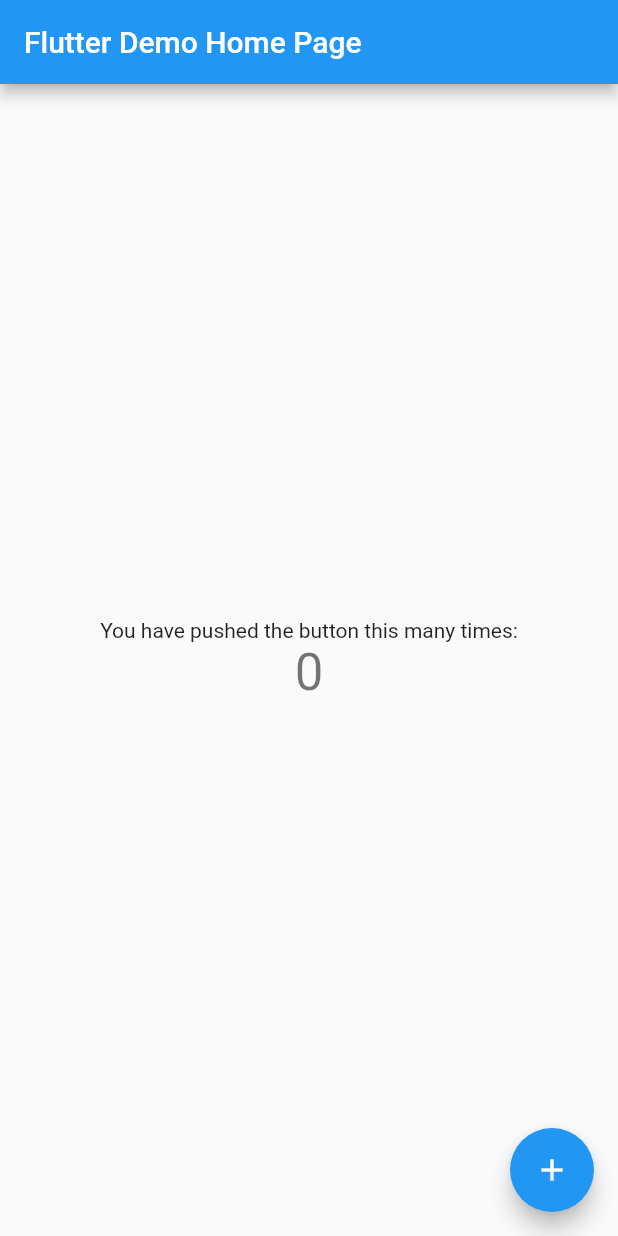
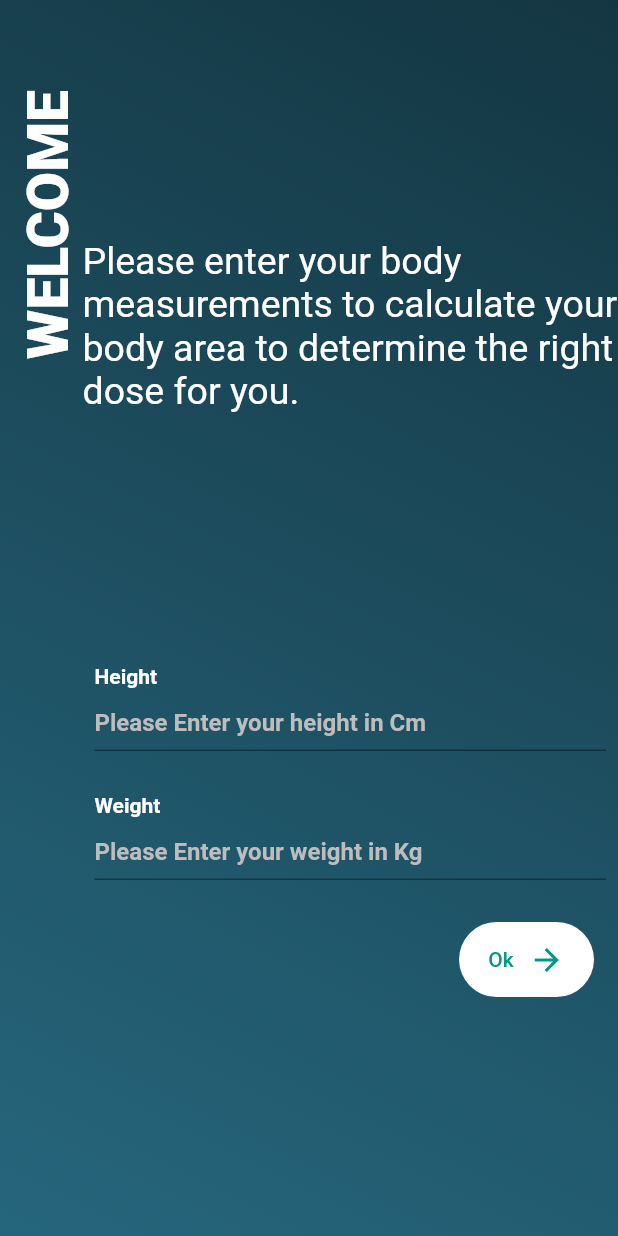
Before and after one commit to mahmoudelruby/dose_treatment_cancer, a Flutter app: the screen it shows after launch, on a phone screen of 412 x 824 dp. Run offline on Flutter 3.47's test engine with Material 2 defaults, Android fonts, the phone set to English and light mode, and no system bars; our stand-ins replace bloc, flutter_bloc.

Commit message:
home page added

```diff
--- a/lib/main.dart
+++ b/lib/main.dart
@@ -1,115 +1,26 @@
+import 'package:bloc/bloc.dart';
+import 'package:dose_treatment_cancer/modules/home_page/cubit/cubit.dart';
+import 'package:dose_treatment_cancer/shared/cubit/bloc_observer.dart';
 import 'package:flutter/material.dart';
+import 'package:flutter_bloc/flutter_bloc.dart';
+import 'modules/home_page/home_page.dart';
 
 void main() {
+  Bloc.observer = MyBlocObserver();
   runApp(const MyApp());
 }
 
 class MyApp extends StatelessWidget {
   const MyApp({Key? key}) : super(key: key);
 
-  // This widget is the root of your application.
   @override
   Widget build(BuildContext context) {
-    return MaterialApp(
-      title: 'Flutter Demo',
-      theme: ThemeData(
-        // This is the theme of your application.
-        //
-        // Try running your application with "flutter run". You'll see the
-        // application has a blue toolbar. Then, without quitting the app, try
-        // changing the primarySwatch below to Colors.green and then invoke
-        // "hot reload" (press "r" in the console where you ran "flutter run",
-        // or simply save your changes to "hot reload" in a Flutter IDE).
-        // Notice that the counter didn't reset back to zero; the application
-        // is not restarted.
-        primarySwatch: Colors.blue,
-      ),
-      home: const MyHomePage(title: 'Flutter Demo Home Page'),
+    return BlocProvider(create: (context) => HomeCubit() ,
+    child:  MaterialApp(
+      title: 'Cancer Treatment Dose',
+      debugShowCheckedModeBanner: false,
+      home: HomePage(),
+    ),
     );
   }
 }
-
-class MyHomePage extends StatefulWidget {
-  const MyHomePage({Key? key, required this.title}) : super(key: key);
-
-  // This widget is the home page of your application. It is stateful, meaning
-  // that it has a State object (defined below) that contains fields that affect
-  // how it looks.
-
-  // This class is the configuration for the state. It holds the values (in this
-  // case the title) provided by the parent (in this case the App widget) and
-  // used by the build method of the State. Fields in a Widget subclass are
-  // always marked "final".
-
-  final String title;
-
-  @override
-  State<MyHomePage> createState() => _MyHomePageState();
-}
-
-class _MyHomePageState extends State<MyHomePage> {
-  int _counter = 0;
-
-  void _incrementCounter() {
-    setState(() {
-      // This call to setState tells the Flutter framework that something has
-      // changed in this State, which causes it to rerun the build method below
-      // so that the display can reflect the updated values. If we changed
-      // _counter without calling setState(), then the build method would not be
-      // called again, and so nothing would appear to happen.
-      _counter++;
-    });
-  }
-
-  @override
-  Widget build(BuildContext context) {
-    // This method is rerun every time setState is called, for instance as done
-    // by the _incrementCounter method above.
-    //
-    // The Flutter framework has been optimized to make rerunning build methods
-    // fast, so that you can just rebuild anything that needs updating rather
-    // than having to individually change instances of widgets.
-    return Scaffold(
-      appBar: AppBar(
-        // Here we take the value from the MyHomePage object that was created by
-        // the App.build method, and use it to set our appbar title.
-        title: Text(widget.title),
-      ),
-      body: Center(
-        // Center is a layout widget. It takes a single child and positions it
-        // in the middle of the parent.
-        child: Column(
-          // Column is also a layout widget. It takes a list of children and
-          // arranges them vertically. By default, it sizes itself to fit its
-          // children horizontally, and tries to be as tall as its parent.
-          //
-          // Invoke "debug painting" (press "p" in the console, choose the
-          // "Toggle Debug Paint" action from the Flutter Inspector in Android
-          // Studio, or the "Toggle Debug Paint" command in Visual Studio Code)
-          // to see the wireframe for each widget.
-          //
-          // Column has various properties to control how it sizes itself and
-          // how it positions its children. Here we use mainAxisAlignment to
-          // center the children vertically; the main axis here is the vertical
-          // axis because Columns are vertical (the cross axis would be
-          // horizontal).
-          mainAxisAlignment: MainAxisAlignment.center,
-          children: <Widget>[
-            const Text(
-              'You have pushed the button this many times:',
-            ),
-            Text(
-              '$_counter',
-              style: Theme.of(context).textTheme.headline4,
-            ),
-          ],
-        ),
-      ),
-      floatingActionButton: FloatingActionButton(
-        onPressed: _incrementCounter,
-        tooltip: 'Increment',
-        child: const Icon(Icons.add),
-      ), // This trailing comma makes auto-formatting nicer for build methods.
-    );
-  }
-}
--- /dev/null
+++ b/lib/modules/home_page/cubit/cubit.dart
@@ -0,0 +1,41 @@
+import 'dart:math';
+import 'package:dose_treatment_cancer/modules/types_page/cancer_types.dart';
+import 'package:flutter/material.dart';
+import 'package:bloc/bloc.dart';
+import 'package:dose_treatment_cancer/modules/home_page/cubit/states.dart';
+import 'package:dose_treatment_cancer/shared/components/show_alert_dialogue.dart';
+import 'package:dose_treatment_cancer/shared/constants.dart';
+import 'package:flutter_bloc/flutter_bloc.dart';
+
+class HomeCubit extends Cubit<HomeStates> {
+  HomeCubit() : super(HomeInitialState());
+
+  static HomeCubit get(context) => BlocProvider.of(context);
+
+  void calculateArea(double height, double weight, context) {
+    if (height > 220 || weight > 200) {
+      showAlertDialog(context, title: 'Input  Error',
+          content: 'Irrational inputs',
+          defaultActionText: 'Ok',
+          defaultAction: (){
+        Navigator.of(context).pop(false);
+          });
+    } else {
+      area = (sqrt((height * weight) / 3600)).roundToDouble();
+      showAlertDialog(
+        context,
+        title: 'Body Area',
+        content:
+        'Your height is $height, and your weight is $weight ,so your body area is equal to \n $area '
+        ,
+        defaultActionText: "Continue",
+        defaultAction: () {
+          Navigator.of(context).push(
+              MaterialPageRoute(builder: (context) =>  CancerTypesPage()));
+        },
+        cancelActionText: 'Change Values',
+      );
+    }
+    emit(HomeReadDataSuccessState());
+  }
+}
--- /dev/null
+++ b/lib/modules/home_page/cubit/states.dart
@@ -0,0 +1,5 @@
+abstract class HomeStates {}
+
+class HomeInitialState extends HomeStates {}
+
+class HomeReadDataSuccessState extends HomeStates {}
--- /dev/null
+++ b/lib/modules/home_page/home_page.dart
@@ -0,0 +1,142 @@
+import 'package:dose_treatment_cancer/modules/home_page/cubit/cubit.dart';
+import 'package:dose_treatment_cancer/modules/home_page/cubit/states.dart';
+import 'package:dose_treatment_cancer/shared/components/custom_text_form_field.dart';
+import 'package:dose_treatment_cancer/shared/components/show_alert_dialogue.dart';
+import 'package:dose_treatment_cancer/shared/components/vertical_text.dart';
+import 'package:dose_treatment_cancer/shared/constants.dart';
+import 'package:flutter/material.dart';
+import 'package:flutter_bloc/flutter_bloc.dart';
+
+class HomePage extends StatelessWidget {
+  HomePage({Key? key}) : super(key: key);
+  final TextEditingController heightController = TextEditingController();
+  final TextEditingController weightController = TextEditingController();
+
+  @override
+  Widget build(BuildContext context) {
+    return BlocConsumer<HomeCubit, HomeStates>(
+      listener: (context, state) {},
+      builder: (context, state) {
+        var cubit = HomeCubit.get(context);
+        return Scaffold(
+          body: Center(
+            child: Container(
+              decoration: BoxDecoration(
+                gradient: LinearGradient(
+                  begin: Alignment.topRight,
+                  end: Alignment.bottomLeft,
+                  colors: [
+                    mainColor,
+                    secondColorLight,
+                  ],
+                ),
+              ),
+              child: Row(
+                mainAxisAlignment: MainAxisAlignment.start,
+                crossAxisAlignment: CrossAxisAlignment.start,
+                mainAxisSize: MainAxisSize.min,
+                children: [
+                  const VerticalText(text: 'WELCOME'),
+                  Expanded(
+                    child: Column(
+                      mainAxisAlignment: MainAxisAlignment.spaceEvenly,
+                      children: [
+                        const Text(
+                          'Please enter your body measurements to calculate your body area to determine the right dose for you.',
+                          style: TextStyle(
+                              color: Colors.white, fontSize: 25.0),
+                        ),
+                        Column(
+                          children: [
+                            Padding(
+                              padding: const EdgeInsets.all(8.0),
+                              child: CustomTextFormField(
+                                controller: heightController,
+                                tegText: 'Height',
+                                hintText: 'Please Enter your height in Cm',
+                                isPassword: false,
+                                inputType: TextInputType.number,
+                              ),
+                            ),
+                            Padding(
+                              padding: const EdgeInsets.all(8.0),
+                              child: CustomTextFormField(
+                                controller: weightController,
+                                tegText: 'Weight',
+                                hintText: 'Please Enter your weight in Kg',
+                                isPassword: false,
+                                inputType: TextInputType.number,
+                              ),
+                            ),
+                            const SizedBox(
+                              height: 8.0,
+                            ),
+                            Row(
+                              children: [
+                                const Spacer(),
+                                MaterialButton(
+                                  onPressed: () {
+                                    try {
+                                      cubit.calculateArea(
+                                          double.parse(heightController.text),
+                                          double.parse(weightController.text),
+                                          context
+                                      );
+                                    } catch (error) {
+                                      showAlertDialog(
+                                          context, title: 'Input Error',
+                                          content: error.toString(),
+                                          defaultActionText: "OK",
+                                          defaultAction: (){
+                                            Navigator.of(context).pop(false);
+                                          });
+                                    }
+                                  },
+                                  child: Container(
+                                    width: 90.0,
+                                    height: 50.0,
+                                    decoration: const BoxDecoration(
+                                      color: Colors.white,
+                                      borderRadius: BorderRadius.all(
+                                        Radius.circular(30.0),
+                                      ),
+                                    ),
+                                    child: Center(
+                                      child: Row(
+                                        crossAxisAlignment:
+                                        CrossAxisAlignment.center,
+                                        mainAxisAlignment: MainAxisAlignment
+                                            .center,
+                                        children: const [
+                                          Text(
+                                            'Ok',
+                                            style: TextStyle(
+                                              color: Colors.teal,
+                                            ),
+                                          ),
+                                          SizedBox(width: 10.0,),
+                                          Icon(
+                                            Icons.arrow_forward_sharp,
+                                            color: Colors.teal,
+                                          ),
+                                        ],
+                                      ),
+                                    ),
+                                  ),
+                                ),
+                              ],
+                            ),
+                          ],
+                        ),
+                      ],
+                    ),
+                  ),
+                ],
+              ),
+            ),
+          ),
+        );
+      },
+    );
+  }
+}
--- /dev/null
+++ b/lib/shared/components/custom_text_form_field.dart
@@ -0,0 +1,70 @@
+
+import 'package:flutter/material.dart';
+
+class CustomTextFormField extends StatelessWidget {
+  CustomTextFormField({
+    Key? key,
+    required this.controller,
+    required this.tegText,
+    required this.hintText,
+    required this.isPassword,
+    this.suffixPressed,
+    this.inputType,
+    this.suffix,
+  }) : super(key: key);
+  TextEditingController controller;
+  String tegText;
+  TextInputType? inputType;
+  String hintText;
+  IconData? suffix;
+  void Function()? suffixPressed;
+  bool isPassword;
+
+  @override
+  Widget build(BuildContext context) {
+    return SizedBox(
+      width: double.infinity,
+      height: 70.0,
+      child: Column(
+        crossAxisAlignment: CrossAxisAlignment.start,
+        children: [
+          Text(
+            tegText,
+            style: const TextStyle(
+              color: Colors.white,
+              fontSize: 14.0,
+              fontWeight: FontWeight.bold,
+            ),
+          ),
+          const SizedBox(
+            height: 9.0,
+          ),
+          SizedBox(
+            height: MediaQuery.of(context).size.height * 0.04,
+            child: TextFormField(
+              style: const TextStyle(
+                color: Colors.white,
+                fontWeight: FontWeight.bold,
+              ),
+
+              decoration: InputDecoration(
+                hintText: hintText,
+                hintStyle: TextStyle(
+                  color: Colors.grey[400],
+                ),
+                suffixIcon: IconButton(
+                  onPressed: suffixPressed,
+                  icon: Icon(suffix),
+                ),
+
+              ),
+              controller: controller,
+              keyboardType: inputType,
+              obscureText: isPassword,
+            ),
+          ),
+        ],
+      ),
+    );
+  }
+}
--- /dev/null
+++ b/lib/shared/components/vertical_text.dart
@@ -0,0 +1,22 @@
+import 'package:flutter/material.dart';
+
+class VerticalText extends StatelessWidget {
+   const VerticalText({Key? key, required this.text}) : super(key: key);
+  final String text ;
+  @override
+  Widget build(BuildContext context) {
+    return  Padding(
+      padding: const EdgeInsets.only(top: 60, left: 10),
+      child: RotatedBox(
+          quarterTurns: -1,
+          child: Text(
+            text,
+            style: const TextStyle(
+              color: Colors.white,
+              fontSize: 38,
+              fontWeight: FontWeight.w900,
+            ),
+          )),
+    );
+  }
+}
--- /dev/null
+++ b/lib/shared/constants.dart
@@ -0,0 +1,6 @@
+import 'package:flutter/cupertino.dart';
+
+Color mainColor = const Color(0xFF143642) ;
+Color secondColorLight =  const Color(0xFF26667d);
+
+double area = 0;
```
Also changed, not shown: lib/models/cancer_model.dart (added, +11 -0 lines), lib/modules/types_page/cancer_types.dart (added, +113 -0 lines), lib/shared/components/show_alert_dialogue.dart (added, +43 -0 lines), lib/shared/cubit/bloc_observer.dart (added, +27 -0 lines), pubspec.yaml (+4 -3 lines), assets/images/bone_cancer.jpg (added), assets/images/endocrine_cancer.jpg (added), assets/images/rare_cancer.jpg (added), assets/images/skin_cancer.jpg (added), pubspec.lock, 1 other file.
